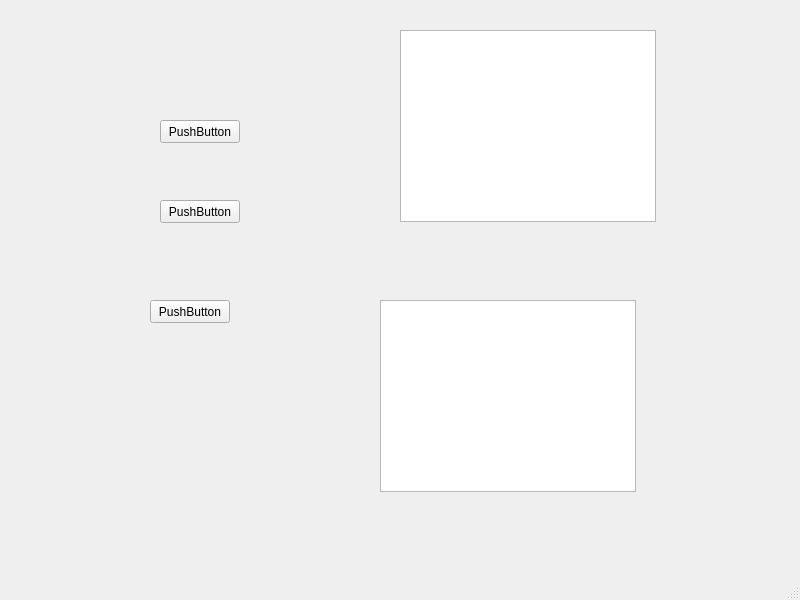
First picture: the form in C++Pro_08.07.2024/lesson_11/mainwindow.ui, repository Respecter1/Hillel_Pro_, before the edit.
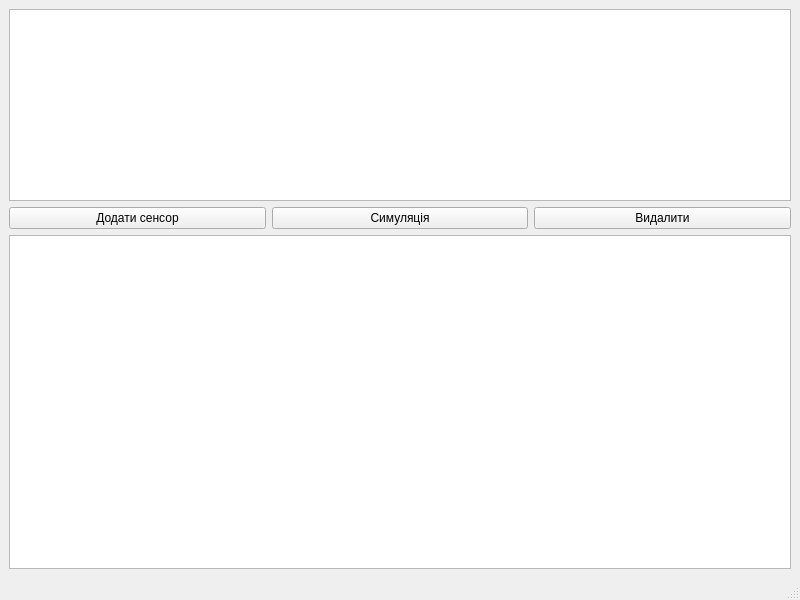
Second picture: the form after the edit.

Diff of the .ui file:
```diff
--- a/C++Pro_08.07.2024/lesson_11/mainwindow.ui
+++ b/C++Pro_08.07.2024/lesson_11/mainwindow.ui
@@ -14,65 +14,35 @@
    <string>MainWindow</string>
   </property>
   <widget class="QWidget" name="centralwidget">
-   <widget class="QListWidget" name="listWidget">
-    <property name="geometry">
-     <rect>
-      <x>400</x>
-      <y>30</y>
-      <width>256</width>
-      <height>192</height>
-     </rect>
-    </property>
-   </widget>
-   <widget class="QPushButton" name="pushButton">
-    <property name="geometry">
-     <rect>
-      <x>160</x>
-      <y>120</y>
-      <width>80</width>
-      <height>23</height>
-     </rect>
-    </property>
+   <layout class="QGridLayout" name="gridLayout">
+    <item row="5" column="1">
+     <widget class="QPushButton" name="pushButton_Simulation">
     <property name="text">
-     <string>PushButton</string>
-    </property>
-   </widget>
-   <widget class="QPushButton" name="pushButton_2">
-    <property name="geometry">
-     <rect>
-      <x>160</x>
-      <y>200</y>
-      <width>80</width>
-      <height>23</height>
-     </rect>
-    </property>
+       <string>Симуляція</string>
+      </property>
+     </widget>
+    </item>
+    <item row="5" column="0">
+     <widget class="QPushButton" name="pushButton_sensor">
     <property name="text">
-     <string>PushButton</string>
-    </property>
-   </widget>
-   <widget class="QPushButton" name="pushButton_3">
-    <property name="geometry">
-     <rect>
-      <x>150</x>
-      <y>300</y>
-      <width>80</width>
-      <height>23</height>
-     </rect>
-    </property>
+       <string>Додати сенсор</string>
+      </property>
+     </widget>
+    </item>
+    <item row="5" column="2">
+     <widget class="QPushButton" name="pushButton_Visibility">
     <property name="text">
-     <string>PushButton</string>
-    </property>
-   </widget>
-   <widget class="QTableWidget" name="tableWidget">
-    <property name="geometry">
-     <rect>
-      <x>380</x>
-      <y>300</y>
-      <width>256</width>
-      <height>192</height>
-     </rect>
-    </property>
-   </widget>
+       <string>Видалити</string>
+      </property>
+     </widget>
+    </item>
+    <item row="0" column="0" rowspan="2" colspan="3">
+     <widget class="QListWidget" name="listWidget"/>
+    </item>
+    <item row="6" column="0" colspan="3">
+     <widget class="QTableWidget" name="tableWidget"/>
+    </item>
+   </layout>
   </widget>
   <widget class="QMenuBar" name="menubar">
    <property name="geometry">
```
Lines whose indentation alone changed are shown as unchanged.
